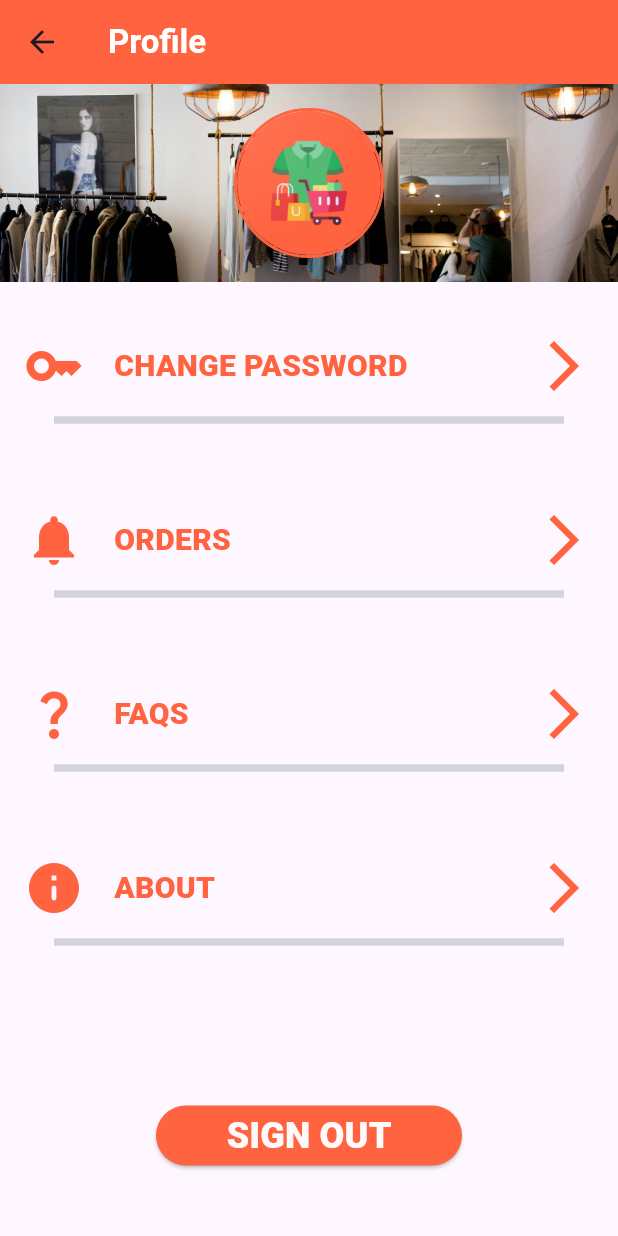
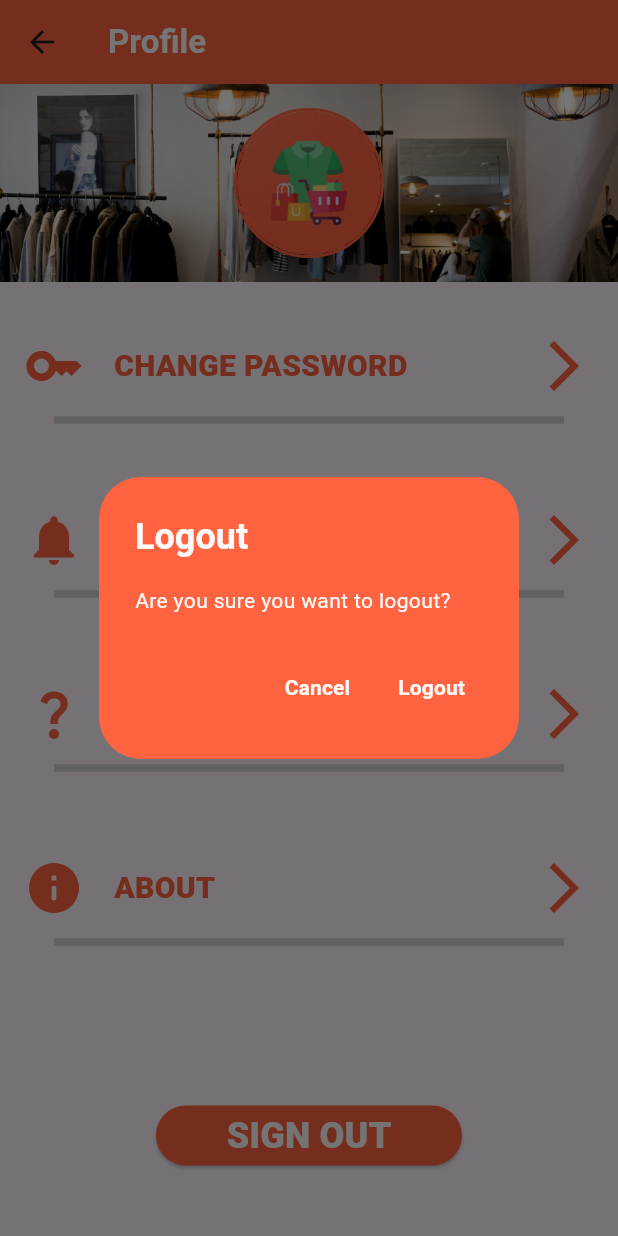
Before and after one commit to WenDEVLIFE/shirtify, a Flutter app: the ProfilePage screen opened directly, after a tap on "SIGN OUT", on a phone screen of 412 x 824 dp. Run offline on Flutter 3.47's test engine with Material 3 defaults, Android fonts, the phone set to English and light mode, and no system bars; our stand-ins replace cloud_firestore, curved_navigation_bar, firebase_core, fluttertoast, go_router, shared_preferences and 1 more; accounts and stored records are empty; Roboto replaces fonts that are missing (LeagueSpartan).

Commit message:
fix finished 👌

```diff
--- a/lib/pages/ProfilePage.dart
+++ b/lib/pages/ProfilePage.dart
@@ -17,6 +17,8 @@ class ProfilePageState extends State<ProfilePage> {
   late String id;
   Map<String, dynamic> userInfo = {};
 
+  final Sessionmanagement _sessionManager = Sessionmanagement();
+
   @override
   void initState() {
     super.initState();
@@ -24,7 +26,6 @@ class ProfilePageState extends State<ProfilePage> {
   }
 
   Future<void> LoadUser() async {
-    final Sessionmanagement _sessionManager = Sessionmanagement();
     userInfo = (await _sessionManager.getUserInfo())!;
     setState(() {
       email = userInfo['email'];
@@ -145,6 +146,7 @@ class ProfilePageState extends State<ProfilePage> {
                         child: ElevatedButton(
                           onPressed: () {
                             // call the controller
+                            Logout();
                           },
                           style: ElevatedButton.styleFrom(
                             backgroundColor: ColorsPallete.orange,
@@ -222,4 +224,41 @@ class ProfilePageState extends State<ProfilePage> {
       ),
     );
   }
+
+  void Logout() {
+    showDialog(context: context, builder: (BuildContext context) {
+      return AlertDialog(
+        backgroundColor: ColorsPallete.orange,
+        title: const Text('Logout', style: TextStyle(color: ColorsPallete.white,
+            fontFamily: 'Roboto',
+            fontWeight: FontWeight.w700)),
+        content: const Text('Are you sure you want to logout?',
+            style: TextStyle(color: ColorsPallete.white,
+                fontFamily: 'Roboto',
+                fontWeight: FontWeight.w400)),
+        actions: <Widget>[
+          TextButton(
+            onPressed: () {
+              Navigator.of(context).pop();
+            },
+            child: const Text('Cancel', style: TextStyle(
+                color: ColorsPallete.white,
+                fontFamily: 'Roboto',
+                fontWeight: FontWeight.w700)),
+          ),
+          TextButton(
+            onPressed: () {
+              Navigator.of(context).pop();
+              _sessionManager.clearUserInfo();
+              GoRouter.of(context).go('/login');
+            },
+            child: const Text('Logout', style: TextStyle(
+                color: ColorsPallete.white,
+                fontFamily: 'Roboto',
+                fontWeight: FontWeight.w700)),
+          ),
+        ],
+      );
+    });
+  }
 }
```
Also changed, not shown: lib/database/AddUser.dart (+8 -9 lines), lib/pages/RegisterPage.dart (+10 -8 lines).
